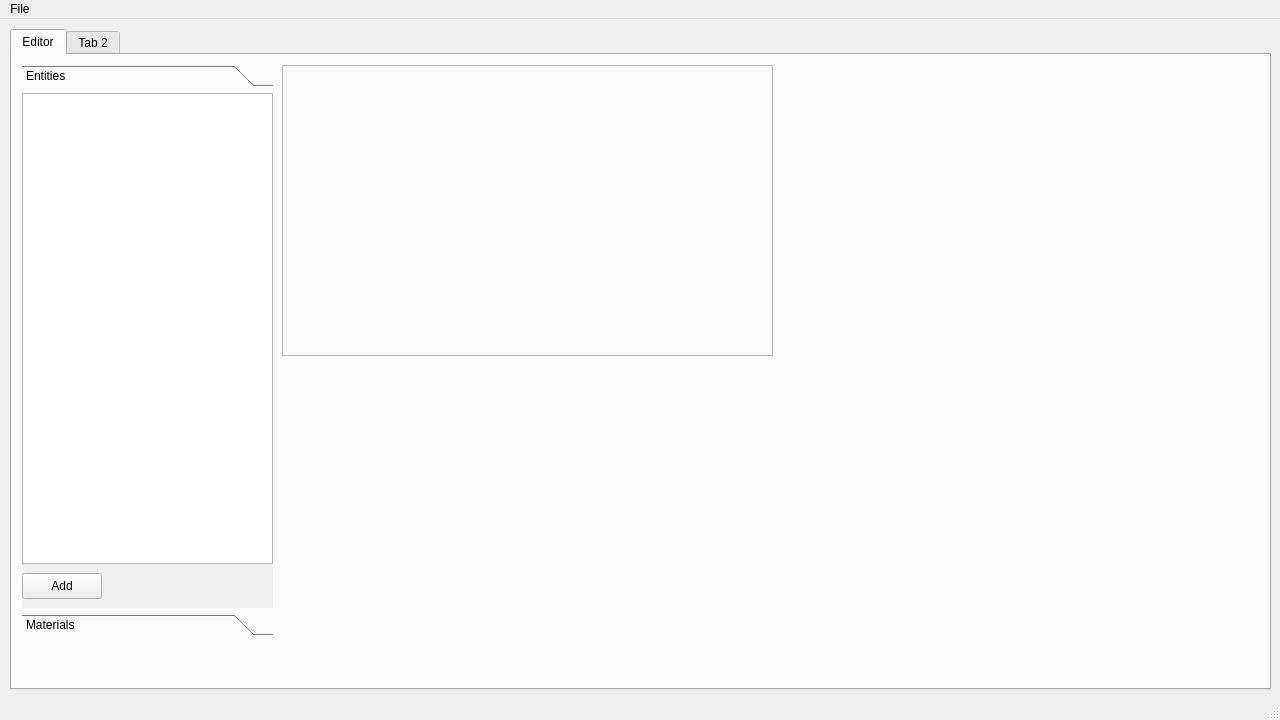
Before: the Qt Designer form src/mainwindow.ui in nickenchev/boilered, drawn with Qt 5.
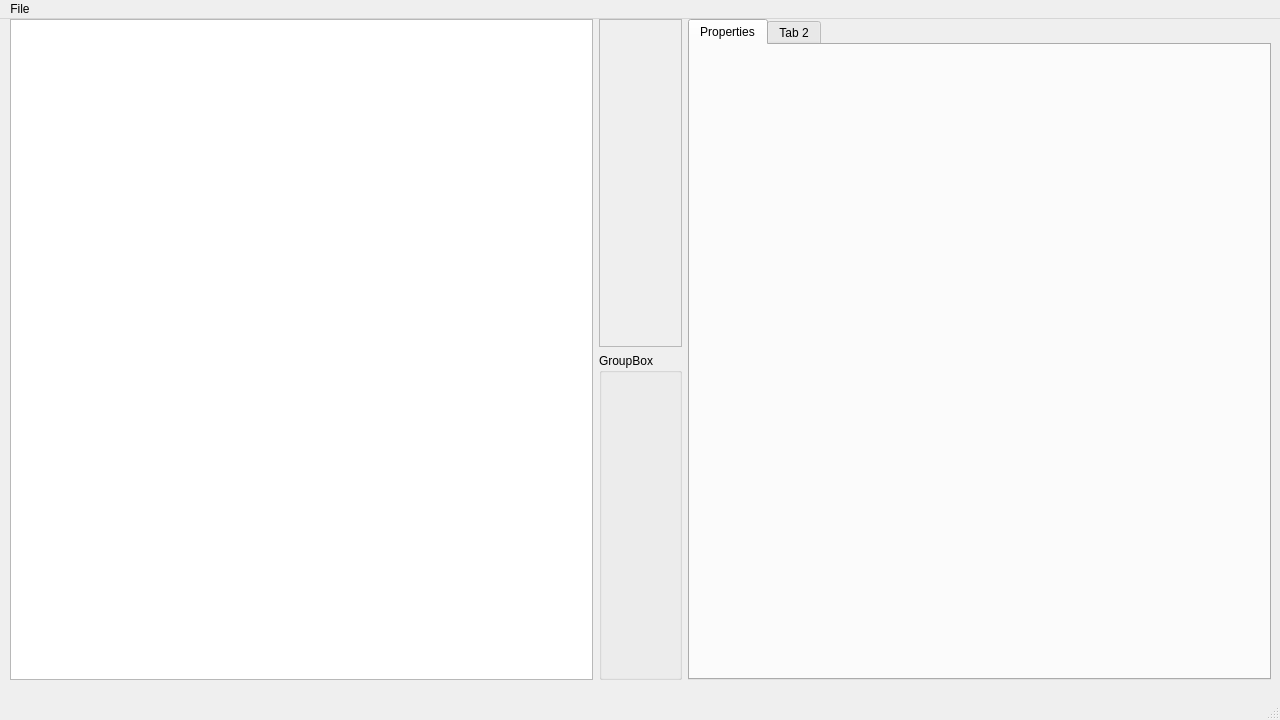
After: the same form once the commit is applied.

Commit message: Cleaned up editor init, moved code around

```diff
--- a/src/mainwindow.ui
+++ b/src/mainwindow.ui
@@ -14,30 +14,28 @@
    <string>Boilered</string>
   </property>
   <widget class="QWidget" name="centralwidget">
-   <widget class="QTabWidget" name="tabWidget">
+   <widget class="QWidget" name="">
     <property name="geometry">
      <rect>
       <x>10</x>
-      <y>10</y>
+      <y>0</y>
       <width>1261</width>
       <height>661</height>
      </rect>
     </property>
-    <property name="currentIndex">
-     <number>0</number>
-    </property>
-    <widget class="QWidget" name="editor">
-     <attribute name="title">
-      <string>Editor</string>
-     </attribute>
+    <layout class="QHBoxLayout" name="horizontalLayout">
+     <item>
+      <widget class="QListView" name="entitiesListView"/>
+     </item>
+     <item>
+      <layout class="QVBoxLayout" name="verticalLayout">
+       <item>
      <widget class="QFrame" name="renderParent">
-      <property name="geometry">
-       <rect>
-        <x>270</x>
-        <y>10</y>
-        <width>491</width>
-        <height>291</height>
-       </rect>
+         <property name="minimumSize">
+          <size>
+           <width>80</width>
+           <height>0</height>
+          </size>
       </property>
       <property name="frameShape">
        <enum>QFrame::StyledPanel</enum>
@@ -46,68 +44,25 @@
        <enum>QFrame::Raised</enum>
       </property>
      </widget>
-     <widget class="QToolBox" name="toolBox">
-      <property name="geometry">
-       <rect>
-        <x>10</x>
-        <y>10</y>
-        <width>251</width>
-        <height>571</height>
-       </rect>
-      </property>
+       </item>
+       <item>
+        <widget class="QGroupBox" name="groupBox">
+         <property name="title">
+          <string>GroupBox</string>
+         </property>
+        </widget>
+       </item>
+      </layout>
+     </item>
+     <item>
+      <widget class="QTabWidget" name="tabWidget">
       <property name="currentIndex">
        <number>0</number>
       </property>
-      <widget class="QWidget" name="entities">
-       <property name="geometry">
-        <rect>
-         <x>0</x>
-         <y>0</y>
-         <width>251</width>
-         <height>507</height>
-        </rect>
-       </property>
-       <attribute name="label">
-        <string>Entities</string>
-       </attribute>
-       <widget class="QListView" name="entitiesListView">
-        <property name="geometry">
-         <rect>
-          <x>0</x>
-          <y>0</y>
-          <width>251</width>
-          <height>471</height>
-         </rect>
-        </property>
-       </widget>
-       <widget class="QPushButton" name="pushButton">
-        <property name="geometry">
-         <rect>
-          <x>0</x>
-          <y>480</y>
-          <width>80</width>
-          <height>26</height>
-         </rect>
-        </property>
-        <property name="text">
-         <string>Add</string>
-        </property>
-       </widget>
-      </widget>
-      <widget class="QWidget" name="materials">
-       <property name="geometry">
-        <rect>
-         <x>0</x>
-         <y>0</y>
-         <width>251</width>
-         <height>507</height>
-        </rect>
-       </property>
-       <attribute name="label">
-        <string>Materials</string>
-       </attribute>
-      </widget>
-     </widget>
+       <widget class="QWidget" name="tab">
+        <attribute name="title">
+         <string>Properties</string>
+        </attribute>
     </widget>
     <widget class="QWidget" name="tab_2">
      <attribute name="title">
@@ -115,6 +70,9 @@
      </attribute>
     </widget>
    </widget>
+     </item>
+    </layout>
+   </widget>
   </widget>
   <widget class="QMenuBar" name="menubar">
    <property name="geometry">
```
Left out of the diff: 2 changed lines with no effect on the pictures. Lines whose indentation alone changed are shown as unchanged. The commit also changes 4 other files.
